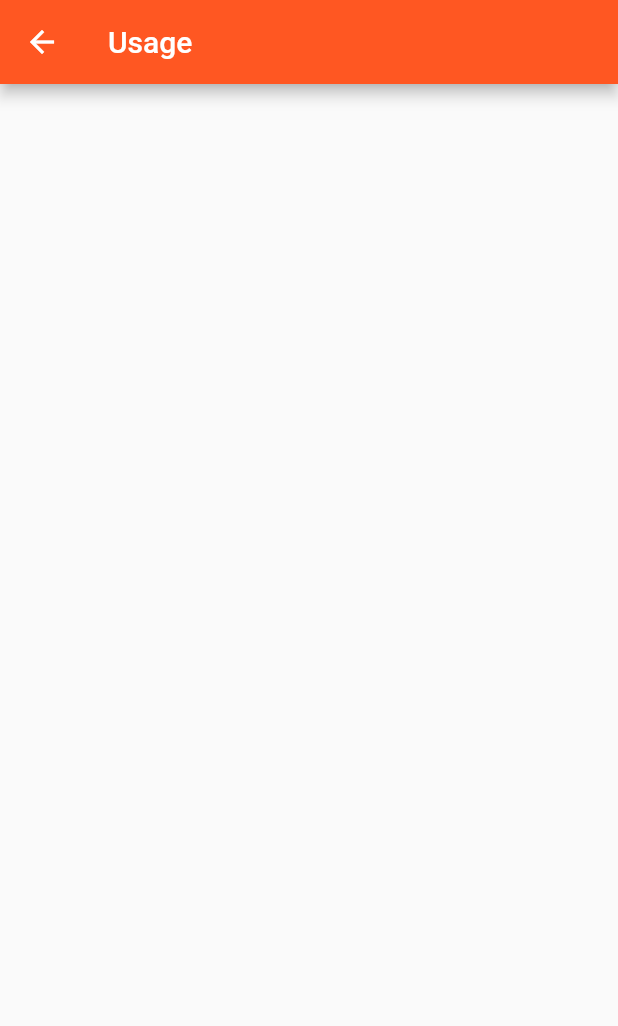
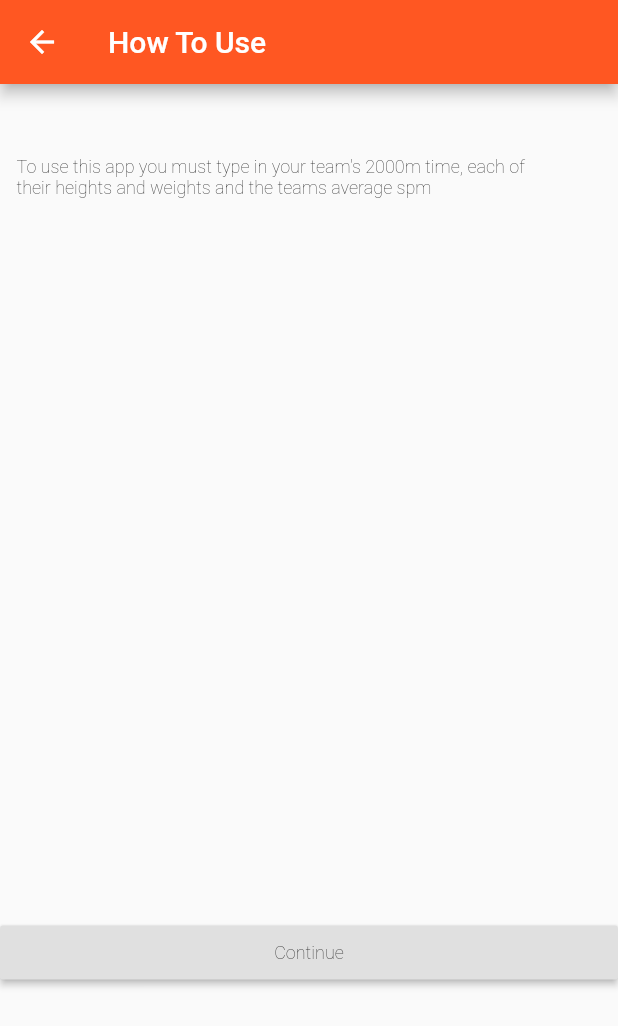
Before and after one commit to the-disciples-of-min-kao/EF-152-Project, a Flutter app: the Usage screen opened directly, on a phone screen of 412 x 824 dp. Shown: the top 1026 px of the screen. Run offline on Flutter 3.47's test engine with Material 2 defaults, Android fonts, the phone set to English and light mode, and no system bars.

```diff
--- a/lib/main.dart
+++ b/lib/main.dart
@@ -24,15 +24,6 @@ class MyApp extends StatelessWidget {
     );
   }
 }
-
-/*
-void main() {
-  runApp(MaterialApp(
-    title: 'EF 152 Rowing Simulation',
-    home: Home(),
-  ));
-}
-*/
 
 class Home extends StatefulWidget {
   Home({Key key}) : super(key: key);
@@ -114,12 +105,59 @@ class Usage extends StatefulWidget {
 class _UsageState extends State<Usage> {
   @override
   Widget build(BuildContext context) {
-    return Scaffold(
-      appBar: AppBar(
-        title: Text('Usage'),
+    return new Scaffold(
+      appBar: new AppBar(
+        title: new Text('How To Use'),
       ),
+      body:
+      new Container(
+        child:
+        new Column(
+            mainAxisAlignment: MainAxisAlignment.start,
+            mainAxisSize: MainAxisSize.max,
+            crossAxisAlignment: CrossAxisAlignment.stretch,
+            children: <Widget>[
+              new Container(
+                child:
+                new Text(
+                  "To use this app you must type in your team's 2000m time, each of their heights and weights and the teams average spm",
+                  style: new TextStyle(fontSize:12.0,
+                      color: const Color(0xFF000000),
+                      fontWeight: FontWeight.w200,
+                      fontFamily: "Roboto"),
+                ),
+
+                padding: const EdgeInsets.fromLTRB(11.0, 48.0, 60.0, 17.0),
+                alignment: Alignment.topCenter,
+                width: 47.0,
+                height: 555.0,
+              ),
+
+              new RaisedButton(key:null,
+                  color: const Color(0xFFe0e0e0),
+                  onPressed: (){
+                    Navigator.push(context, MaterialPageRoute(builder: (context)=>Main()));
+                  },
+                  child:
+                  new Text(
+                    "Continue",
+                    style: new TextStyle(fontSize:12.0,
+                        color: const Color(0xFF000000),
+                        fontWeight: FontWeight.w200,
+                        fontFamily: "Roboto"),
+                  )
+              )
+            ]
+
+        ),
+
+        padding: const EdgeInsets.all(0.0),
+        alignment: Alignment.center,
+      ),
+
     );
   }
+  void buttonPressed(){}
 }
 
 class Main extends StatefulWidget {
@@ -138,78 +176,3 @@ class _MainState extends State<Main> {
     );
   }
 }
-
-/*
-class MainPage extends State<Home> {
-  final formKey = GlobalKey<FormState>();
-  String _email, _password;
-
-  @override
-  Widget build(BuildContext context) {
-    // This method is rerun every time setState is called, for instance as done
-    // by the _incrementCounter method above.
-    //
-    // The Flutter framework has been optimized to make rerunning build methods
-    // fast, so that you can just rebuild anything that needs updating rather
-    // than having to individually change instances of widgets.
-    return Scaffold(
-      appBar: AppBar(
-        title: Text(widget.title),
-      ),
-      body: Card(
-        child: Padding (
-          padding: EdgeInsets.all(8.0),
-          child: Form(
-            key: formKey,
-            child: Column(
-              mainAxisSize: MainAxisSize.min,
-              children: <Widget>[
-                TextFormField(
-                  decoration: InputDecoration(
-                      labelText: 'Email:'
-                  ),
-                  validator: (input) => !input.contains('@') ? 'Not a valid Email' : null,
-                  onSaved: (input) => _email = input,
-                ),
-                TextFormField(
-                  decoration: InputDecoration(
-                      labelText: 'Password:'
-                  ),
-                  validator: (input) => input.length < 8 ? 'Not a valid Email' : null,
-                  onSaved: (input) => _password = input,
-                  obscureText: true,
-                ),
-                Row (
-                  mainAxisAlignment: <Widget>[MainAxisAlignment.end,
-                  children: <W
-                    Padding (
-                      padding: const EdgeInsets.all(8.0),
-                      child: RaisedButton (
-                        onPressed: _submit,
-                        child: Text('Sign in'),
-                      )
-                    )
-                  ],
-                )
-              ],
-            ),
-          ),
-        ),
-      ),
-      /*floatingActionButton: FloatingActionButton(
-        onPressed: _incrementCounter,
-        tooltip: 'Increment',
-        child: Icon(Icons.add),
-      ),*/ // This trailing comma makes auto-formatting nicer for build methods.
-    );
-  }
-
-  void _submit() {
-    if(formKey.currentState.validate()){
-      formKey.currentState.save();
-      print(_email);
-      print(_password);
-    }
-  }
-}
-*/
```
